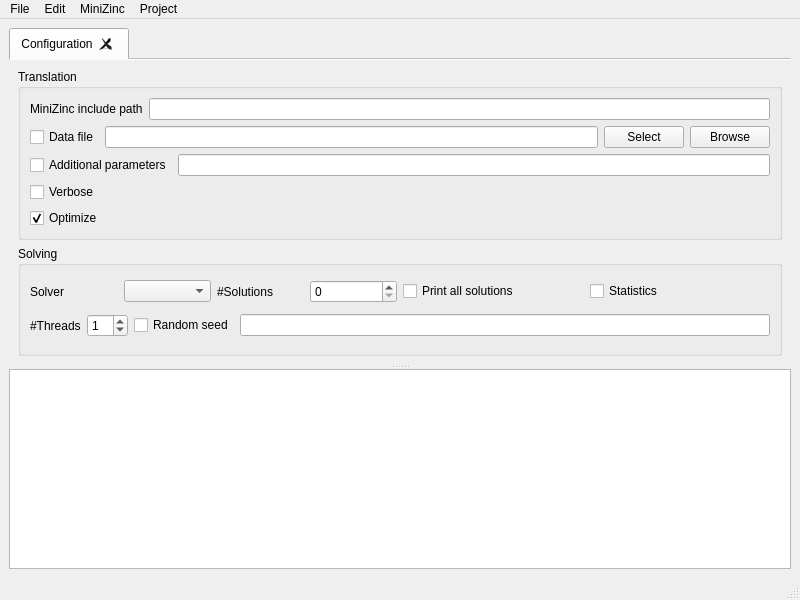
Old version of the form MiniZincIDE/mainwindow.ui in the repository MiniZinc/MiniZincIDE.
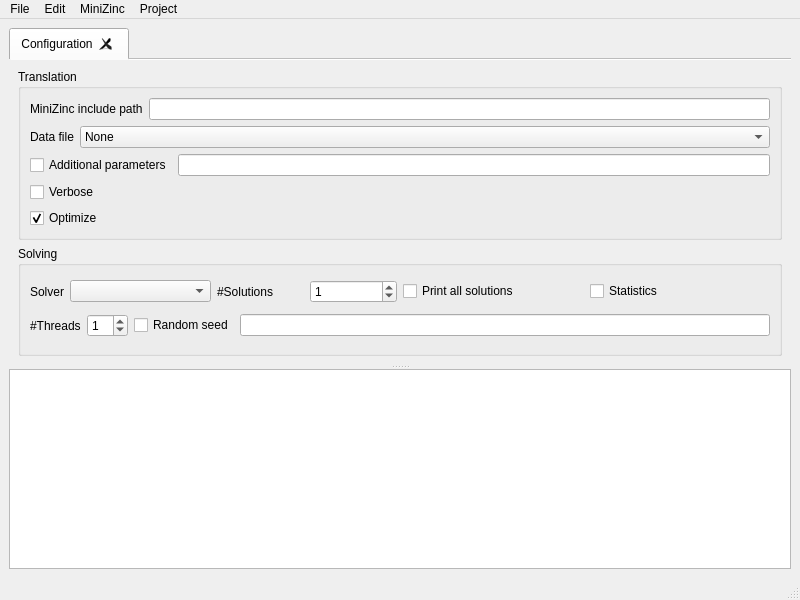
New version of the form.

The edit to the form file:
```diff
--- a/MiniZincIDE/mainwindow.ui
+++ b/MiniZincIDE/mainwindow.ui
@@ -64,27 +64,25 @@
             <item>
              <layout class="QHBoxLayout" name="horizontalLayout_2">
               <item>
-               <widget class="QCheckBox" name="conf_have_data_file">
+               <widget class="QLabel" name="label_5">
+                <property name="sizePolicy">
+                 <sizepolicy hsizetype="Fixed" vsizetype="Preferred">
+                  <horstretch>0</horstretch>
+                  <verstretch>0</verstretch>
+                 </sizepolicy>
+                </property>
                 <property name="text">
                  <string>Data file</string>
                 </property>
                </widget>
               </item>
               <item>
-               <widget class="QLineEdit" name="conf_data_file"/>
-              </item>
-              <item>
-               <widget class="QPushButton" name="conf_select_data_file">
-                <property name="text">
-                 <string>Select</string>
-                </property>
-               </widget>
-              </item>
-              <item>
-               <widget class="QPushButton" name="conf_browse_data_file">
-                <property name="text">
-                 <string>Browse</string>
-                </property>
+               <widget class="QComboBox" name="conf_data_file">
+                <item>
+                 <property name="text">
+                  <string>None</string>
+                 </property>
+                </item>
                </widget>
               </item>
              </layout>
@@ -135,6 +133,12 @@
                <layout class="QHBoxLayout" name="horizontalLayout_4">
                 <item>
                  <widget class="QLabel" name="label_2">
+                  <property name="sizePolicy">
+                   <sizepolicy hsizetype="Fixed" vsizetype="Preferred">
+                    <horstretch>0</horstretch>
+                    <verstretch>0</verstretch>
+                   </sizepolicy>
+                  </property>
                   <property name="text">
                    <string>Solver</string>
                   </property>
@@ -155,7 +159,14 @@
                  </widget>
                 </item>
                 <item>
-                 <widget class="QSpinBox" name="conf_nsol"/>
+                 <widget class="QSpinBox" name="conf_nsol">
+                  <property name="maximum">
+                   <number>10000</number>
+                  </property>
+                  <property name="value">
+                   <number>1</number>
+                  </property>
+                 </widget>
                 </item>
                </layout>
               </item>
```
